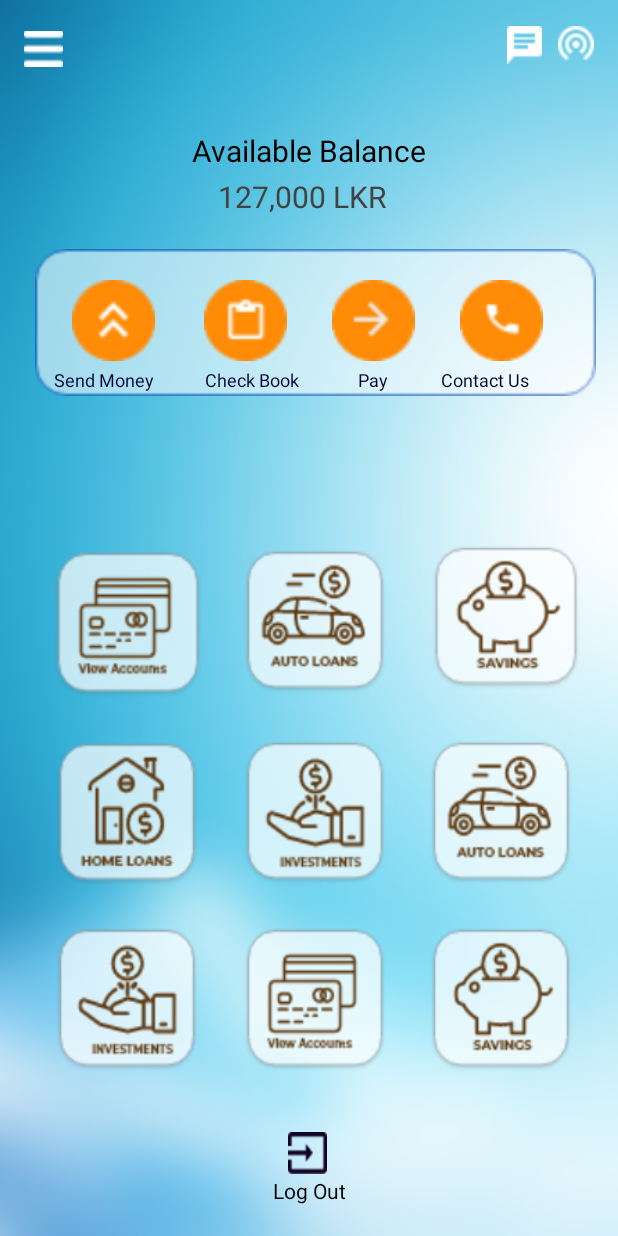
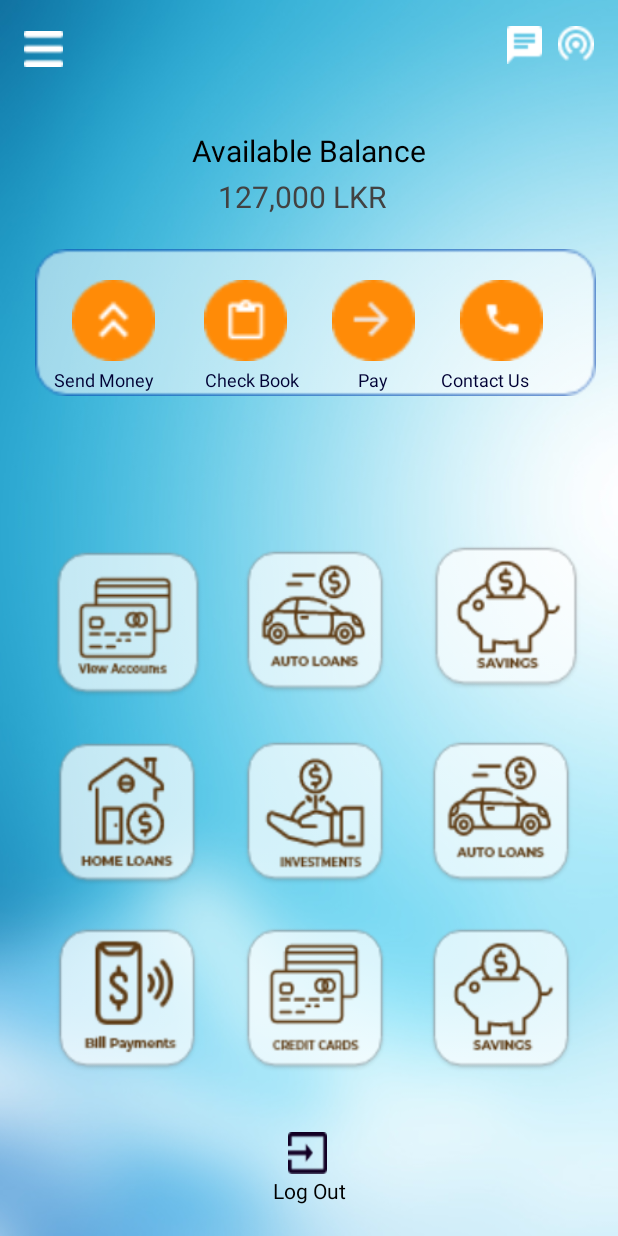
Before and after one commit to lochanar99/HNB_MobileBankingApp_Android, an Android app: the dashboard screen opened directly, with no data from a screen before it, on a phone screen of 412 x 824 dp. Run offline under Robolectric (Android 15) with nearby library versions, the phone set to English and light mode, and no system bars.

Commit message:
add changes into dashboard

```diff
--- a/app/src/main/res/layout/dashboard.xml
+++ b/app/src/main/res/layout/dashboard.xml
@@ -111,7 +111,7 @@
         android:id="@+id/billPayments"
         android:layout_width="97dp"
         android:layout_height="99dp"
-        android:background="@drawable/investdash"
+        android:background="@drawable/icon_bill_payments"
         android:onClick="billPaymentDetails"
         app:layout_constraintBottom_toBottomOf="parent"
         app:layout_constraintEnd_toEndOf="parent"
@@ -137,7 +137,7 @@
         android:onClick="viewCreditCards"
         android:layout_width="97dp"
         android:layout_height="99dp"
-        android:background="@drawable/viewdash"
+        android:background="@drawable/icon_credit_cards"
         app:layout_constraintBottom_toBottomOf="parent"
         app:layout_constraintEnd_toEndOf="parent"
         app:layout_constraintHorizontal_bias="0.512"
@@ -197,6 +197,7 @@
         android:id="@+id/button10"
         android:layout_width="55dp"
         android:layout_height="54dp"
+        android:onClick="billPaymentDetails"
         android:background="@drawable/g1"
         app:layout_constraintBottom_toBottomOf="parent"
         app:layout_constraintEnd_toEndOf="parent"
```
Also changed, not shown: app/src/main/res/drawable/icon_bill_payments.png (added), app/src/main/res/drawable/icon_credit_cards.png (added).
